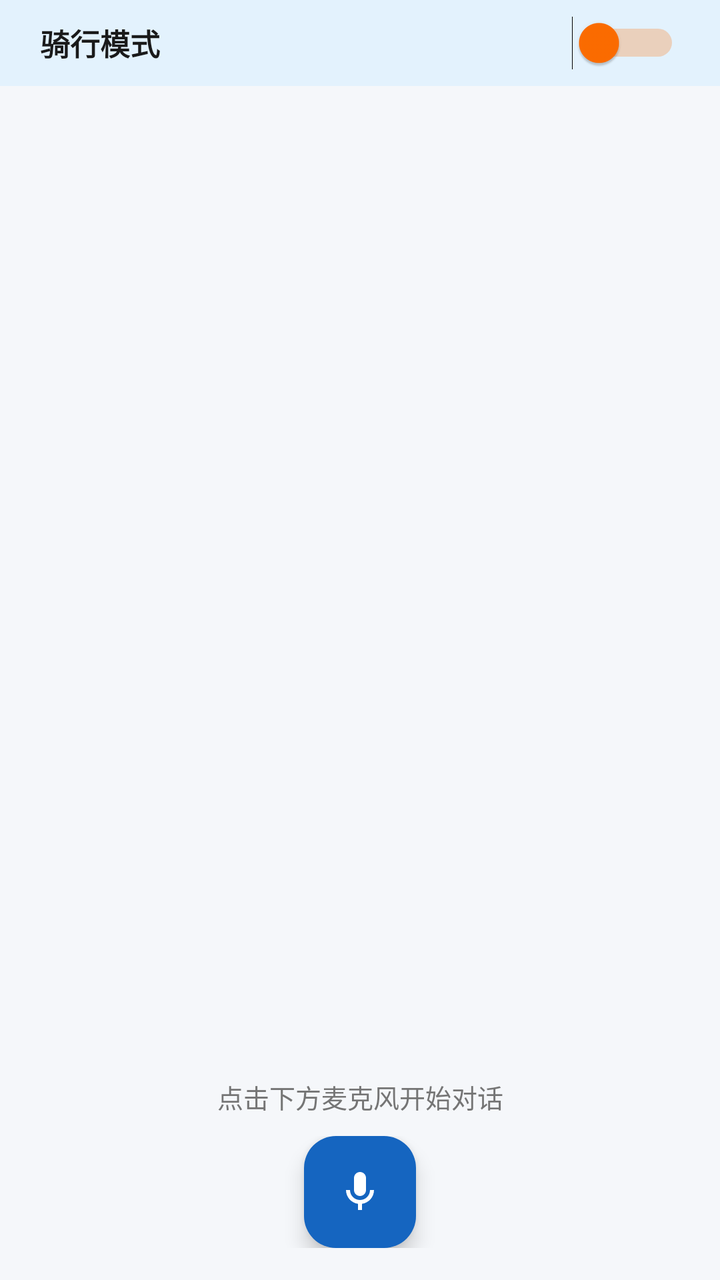
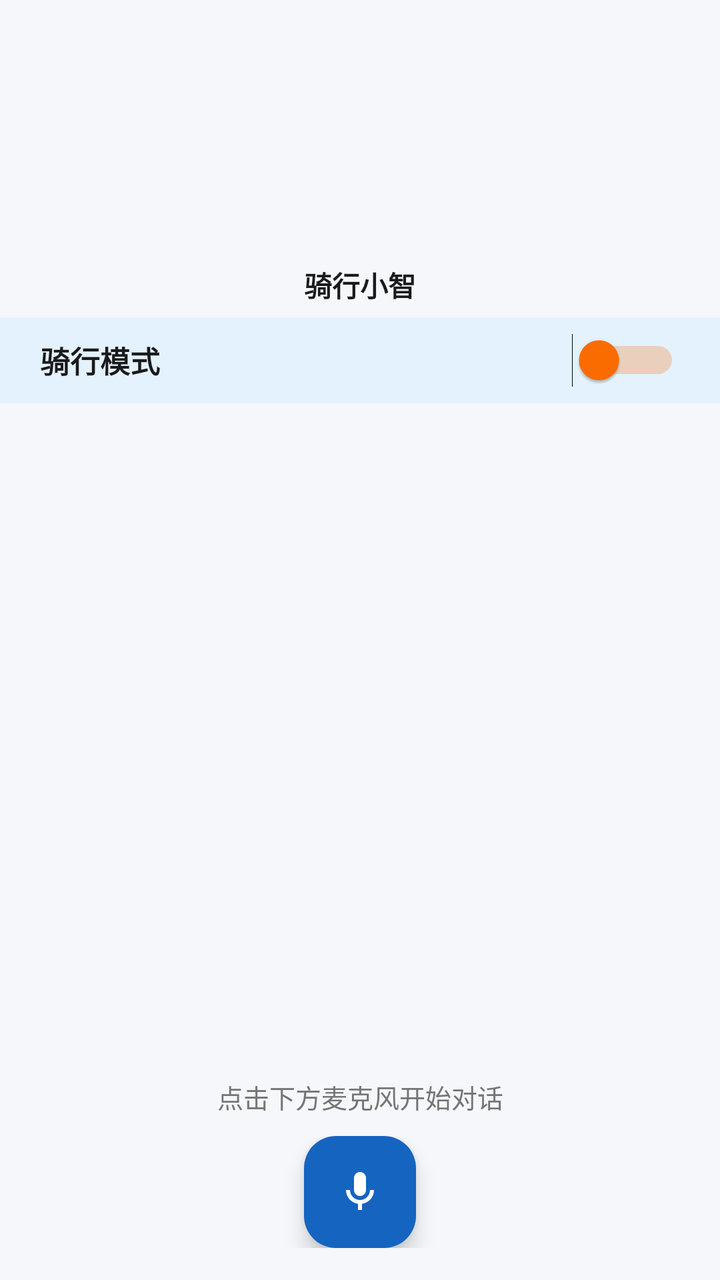

An Android layout rendered at two revisions. The XML below is the earlier revision; the diff shows what the commit changed to produce the second picture.
<!-- AndroidManifest.xml: application theme Theme.RidingCompanion -->
<!-- res/layout/fragment_chat.xml -->
<?xml version="1.0" encoding="utf-8"?>
<LinearLayout xmlns:android="http://schemas.android.com/apk/res/android"
    xmlns:app="http://schemas.android.com/apk/res-auto"
    android:layout_width="match_parent"
    android:layout_height="match_parent"
    android:orientation="vertical"
    android:background="@color/bg">

    
    <LinearLayout
        android:layout_width="match_parent"
        android:layout_height="wrap_content"
        android:orientation="horizontal"
        android:gravity="center_vertical"
        android:paddingHorizontal="20dp"
        android:paddingVertical="8dp"
        android:background="#E3F2FD">

        <TextView
            android:layout_width="0dp"
            android:layout_height="wrap_content"
            android:layout_weight="1"
            android:text="@string/cycling_label"
            android:textSize="15sp"
            android:textColor="@color/text_primary"
            android:textStyle="bold" />

        <Switch
            android:id="@+id/cyclingSwitch"
            android:layout_width="wrap_content"
            android:layout_height="wrap_content"
            android:thumbTint="@color/cycling_accent"
            android:trackTint="@color/cycling_accent" />
    </LinearLayout>

    <androidx.recyclerview.widget.RecyclerView
        android:id="@+id/chatList"
        android:layout_width="match_parent"
        android:layout_height="0dp"
        android:layout_weight="1"
        android:clipToPadding="false"
        android:paddingHorizontal="12dp"
        android:paddingVertical="8dp" />

    <TextView
        android:id="@+id/statusText"
        android:layout_width="match_parent"
        android:layout_height="wrap_content"
        android:gravity="center"
        android:paddingVertical="6dp"
        android:text="@string/status_idle"
        android:textColor="@color/text_secondary"
        android:textSize="13sp" />

    <FrameLayout
        android:layout_width="match_parent"
        android:layout_height="wrap_content"
        android:paddingBottom="16dp"
        android:paddingTop="4dp">

        <com.google.android.material.floatingactionbutton.FloatingActionButton
            android:id="@+id/micButton"
            android:layout_width="wrap_content"
            android:layout_height="wrap_content"
            android:layout_gravity="center_horizontal"
            android:contentDescription="麦克风"
            app:srcCompat="@drawable/ic_mic"
            app:backgroundTint="@color/primary"
            app:tint="@color/white" />
    </FrameLayout>
</LinearLayout>
<!-- resources referenced by this layout -->
<resources>
  <color name="bg">#F5F7FA</color>
  <color name="cycling_accent">#FF6D00</color>
  <color name="primary">#1565C0</color>
  <color name="text_primary">#1A1A1A</color>
  <color name="text_secondary">#757575</color>
  <color name="white">#FFFFFF</color>
  <!-- drawable ic_mic (drawable) -->
  <?xml version="1.0" encoding="utf-8"?>
  <vector xmlns:android="http://schemas.android.com/apk/res/android"
      android:width="24dp" android:height="24dp"
      android:viewportWidth="24" android:viewportHeight="24">
      <path android:fillColor="#FFFFFF"
          android:pathData="M12,14c1.66,0 3,-1.34 3,-3V5c0,-1.66 -1.34,-3 -3,-3S9,3.34 9,5v6c0,1.66 1.34,3 3,3zM17,11c0,2.76 -2.24,5 -5,5s-5,-2.24 -5,-5H5c0,3.53 2.61,6.43 6,6.92V21h2v-3.08c3.39,-0.49 6,-3.39 6,-6.92h-2z" />
  </vector>
  <string name="cycling_label">骑行模式</string>
  <string name="status_idle">点击下方麦克风开始对话</string>
  <style name="Theme.RidingCompanion" parent="Theme.Material3.DayNight.NoActionBar">
          <item name="colorPrimary">@color/primary</item>
          <item name="colorPrimaryDark">@color/primary_dark</item>
          <item name="colorSecondary">@color/accent</item>
          <item name="android:statusBarColor">@color/primary_dark</item>
      </style>
  <color name="primary_dark">#0D47A1</color>
  <color name="accent">#00BFA5</color>
</resources>

<!-- the commit's change to res/layout/fragment_chat.xml (unified diff, before → after) -->
@@ -5,6 +5,58 @@
     android:layout_height="match_parent"
     android:orientation="vertical"
     android:background="@color/bg">
+
+    
+    <FrameLayout
+        android:layout_width="match_parent"
+        android:layout_height="wrap_content"
+        android:paddingTop="14dp"
+        android:paddingBottom="2dp"
+        android:clipChildren="false">
+
+        <View
+            android:id="@+id/avatarGlow"
+            android:layout_width="116dp"
+            android:layout_height="116dp"
+            android:layout_gravity="center"
+            android:background="@drawable/bg_avatar_glow"
+            android:alpha="0" />
+
+        <ImageView
+            android:id="@+id/avatarImg"
+            android:layout_width="104dp"
+            android:layout_height="104dp"
+            android:layout_gravity="center"
+            android:src="@drawable/avatar"
+            android:contentDescription="虚拟形象" />
+
+        <LinearLayout
+            android:id="@+id/avatarWave"
+            android:layout_width="wrap_content"
+            android:layout_height="18dp"
+            android:layout_gravity="center_horizontal|bottom"
+            android:orientation="horizontal"
+            android:gravity="center_vertical"
+            android:visibility="gone">
+
+            <View android:id="@+id/wave1" android:layout_width="3dp" android:layout_height="6dp"  android:layout_marginHorizontal="1.5dp" android:background="@drawable/bg_wave_bar" />
+            <View android:id="@+id/wave2" android:layout_width="3dp" android:layout_height="10dp" android:layout_marginHorizontal="1.5dp" android:background="@drawable/bg_wave_bar" />
+            <View android:id="@+id/wave3" android:layout_width="3dp" android:layout_height="14dp" android:layout_marginHorizontal="1.5dp" android:background="@drawable/bg_wave_bar" />
+            <View android:id="@+id/wave4" android:layout_width="3dp" android:layout_height="10dp" android:layout_marginHorizontal="1.5dp" android:background="@drawable/bg_wave_bar" />
+            <View android:id="@+id/wave5" android:layout_width="3dp" android:layout_height="6dp"  android:layout_marginHorizontal="1.5dp" android:background="@drawable/bg_wave_bar" />
+        </LinearLayout>
+    </FrameLayout>
+
+    <TextView
+        android:id="@+id/avatarName"
+        android:layout_width="match_parent"
+        android:layout_height="wrap_content"
+        android:gravity="center"
+        android:text="骑行小智"
+        android:textSize="14sp"
+        android:textStyle="bold"
+        android:textColor="@color/text_primary"
+        android:paddingBottom="6dp" />
 
     
     <LinearLayout
<!-- resource entries referenced after the edit -->
@@ -6,6 +6,24 @@
   <color name="text_primary">#1A1A1A</color>
   <color name="text_secondary">#757575</color>
   <color name="white">#FFFFFF</color>
+  <!-- drawable bg_avatar_glow (drawable) -->
+  <?xml version="1.0" encoding="utf-8"?>
+  <shape xmlns:android="http://schemas.android.com/apk/res/android"
+      android:shape="oval">
+      <gradient
+          android:type="radial"
+          android:gradientRadius="55dp"
+          android:startColor="#667C4DFF"
+          android:centerColor="#337C4DFF"
+          android:endColor="#007C4DFF" />
+  </shape>
+  <!-- drawable bg_wave_bar (drawable) -->
+  <?xml version="1.0" encoding="utf-8"?>
+  <shape xmlns:android="http://schemas.android.com/apk/res/android"
+      android:shape="rectangle">
+      <solid android:color="#7C4DFF" />
+      <corners android:radius="2dp" />
+  </shape>
   <!-- drawable ic_mic (drawable) -->
   <?xml version="1.0" encoding="utf-8"?>
   <vector xmlns:android="http://schemas.android.com/apk/res/android"
